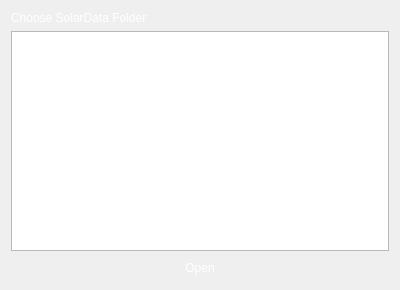
Dashro/ShowSolarData, file ShowSolarData/ShowSolarData/FolderChoose/FolderChooseWindow.ui: the form before one commit.
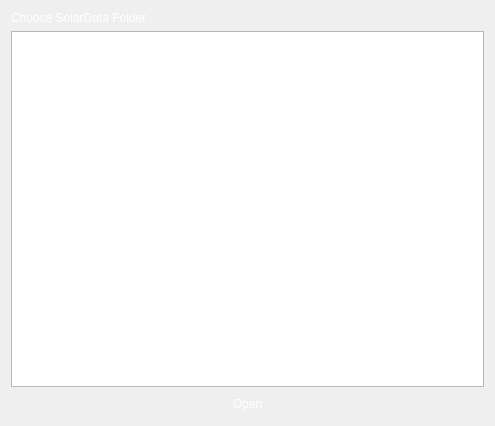
The form after the commit.

Patch:
```diff
--- a/ShowSolarData/ShowSolarData/FolderChoose/FolderChooseWindow.ui
+++ b/ShowSolarData/ShowSolarData/FolderChoose/FolderChooseWindow.ui
@@ -6,8 +6,8 @@
    <rect>
     <x>0</x>
     <y>0</y>
-    <width>400</width>
-    <height>290</height>
+    <width>495</width>
+    <height>426</height>
    </rect>
   </property>
   <property name="windowTitle">
```
Left out of the diff: 4 changed lines with no effect on the pictures.
